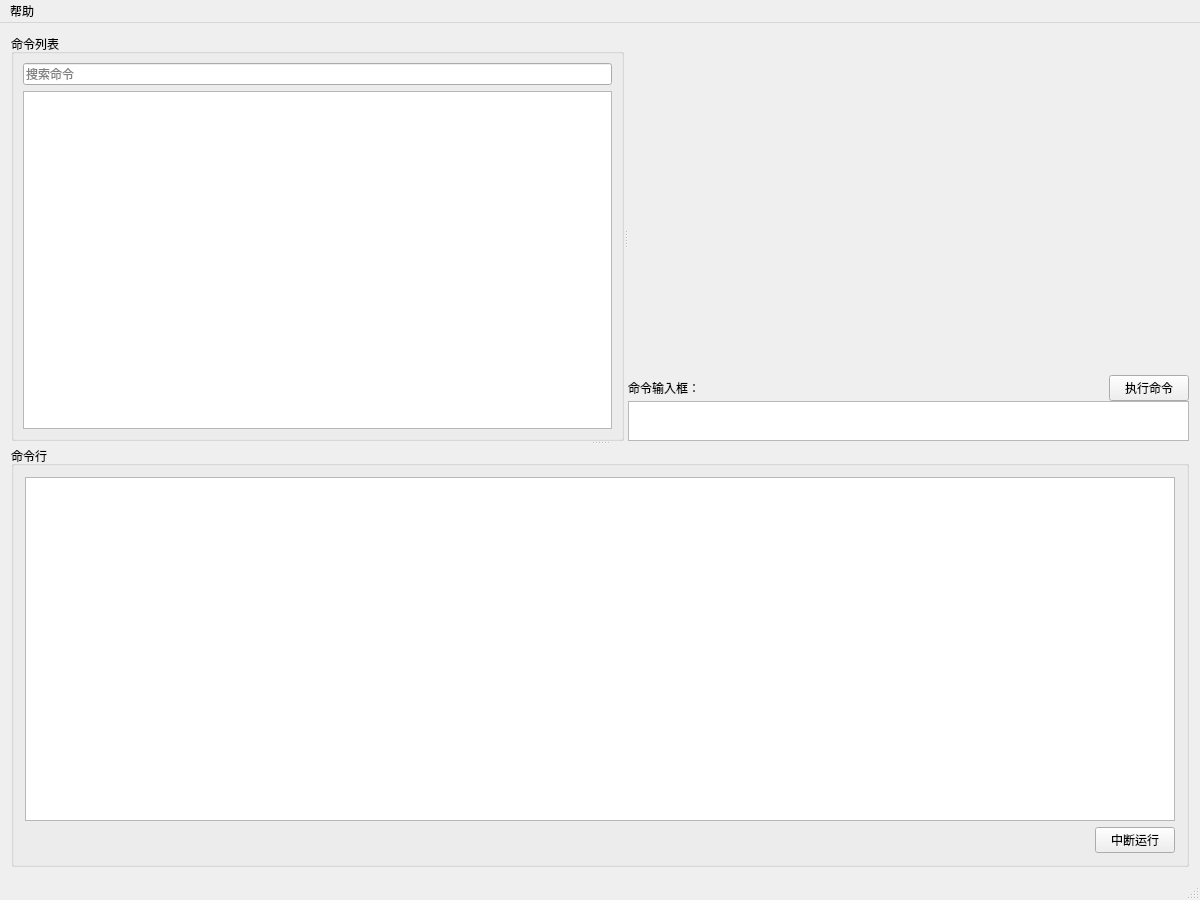
First picture: the form in src/EasyCmd/MainWindow.ui, repository doasyourself/EasyCmd, before the edit.
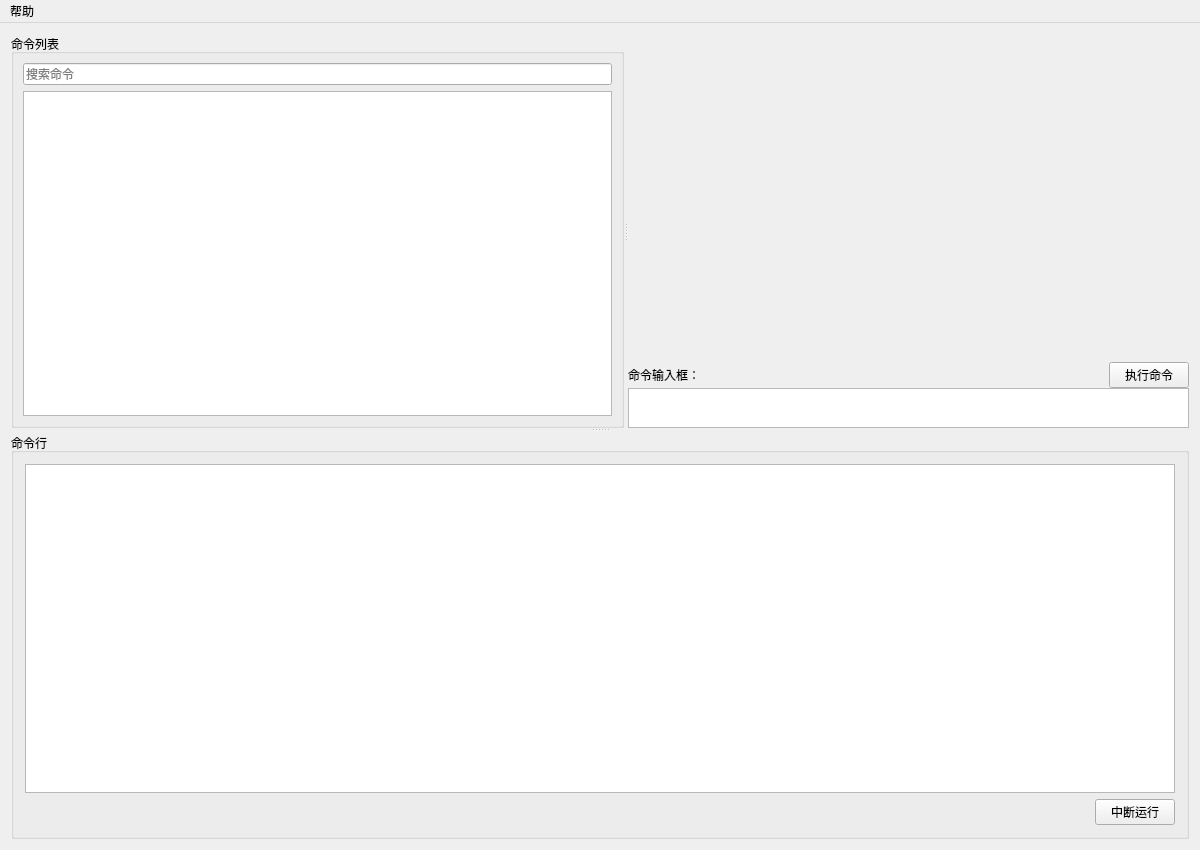
Second picture: the form after the edit. Custom widgets are drawn as their Qt base class.

Commit message: 添加了后续待实现的命令到列表中

```diff
--- a/src/EasyCmd/MainWindow.ui
+++ b/src/EasyCmd/MainWindow.ui
@@ -7,7 +7,7 @@
     <x>0</x>
     <y>0</y>
     <width>1200</width>
-    <height>900</height>
+    <height>850</height>
    </rect>
   </property>
   <property name="windowTitle">
@@ -137,7 +137,7 @@
                    <x>0</x>
                    <y>0</y>
                    <width>564</width>
-                   <height>325</height>
+                   <height>313</height>
                   </rect>
                  </property>
                 </widget>
@@ -275,7 +275,6 @@
    </widget>
    <addaction name="menu"/>
   </widget>
-  <widget class="QStatusBar" name="statusBar"/>
   <action name="action_about">
    <property name="text">
     <string>关于</string>
```
The commit also changes 1 other file.
